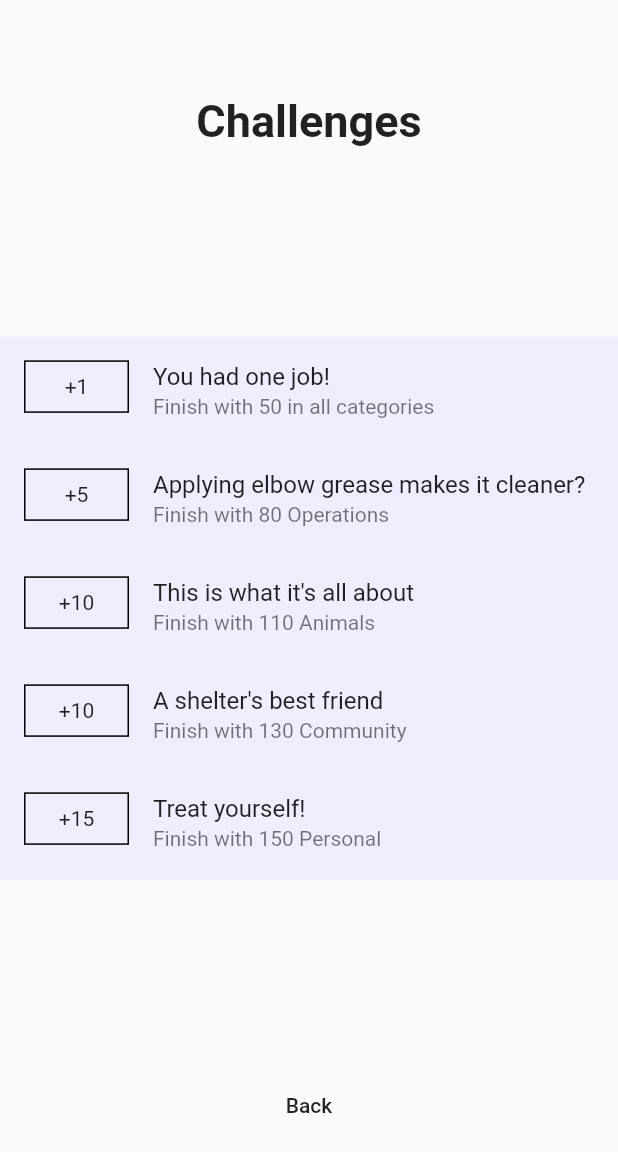
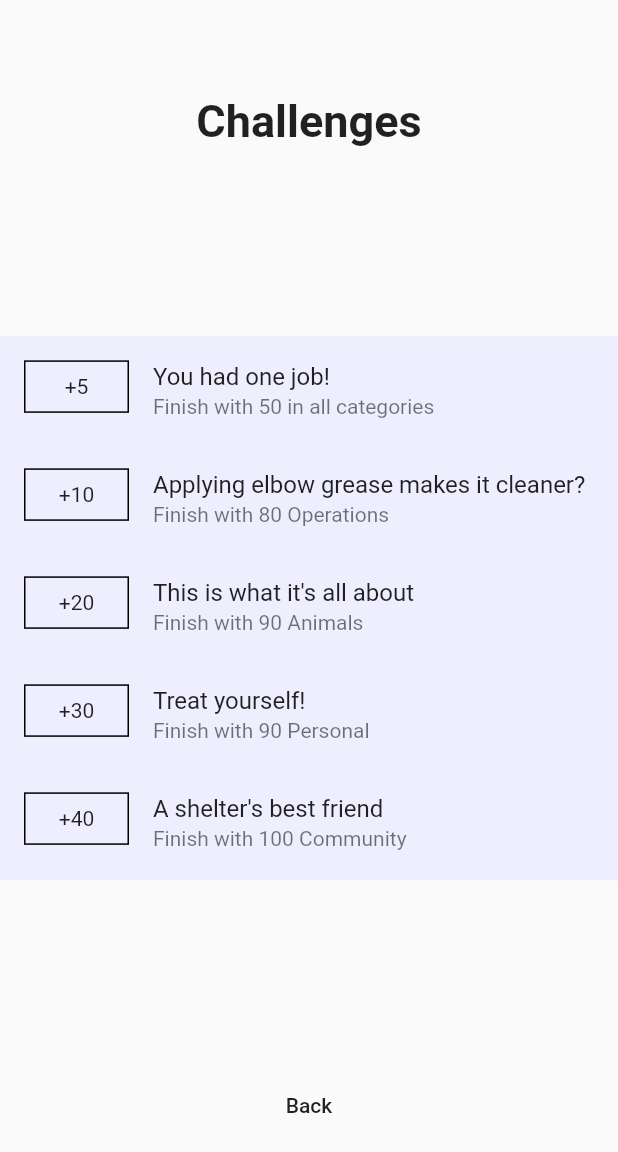
Before and after one commit to kskotheim/shelter_adventure, a Flutter app: the ChallengePage screen opened directly, on a phone screen of 412 x 824 dp. Shown: the top 1152 px of the screen. Run offline on Flutter 3.47's test engine with Material 2 defaults, Android fonts, the phone set to English and light mode, and no system bars; our stand-ins replace shared_preferences; accounts and stored records are empty.

Commit message:
some stuff

```diff
--- a/lib/components/adventure/adventure_logic.dart
+++ b/lib/components/adventure/adventure_logic.dart
@@ -83,6 +83,7 @@ class AdventureLogic {
       // calculate challenges achieved ...
       challengesAchieved = [];
       var categoryRewards = {};
+      int totalReward = 0;
 
       theChallenges.forEach((challenge){
         if(theAdventure.var0 >= challenge.minScores[0] && theAdventure.var1 >= challenge.minScores[1] && theAdventure.var2 >= challenge.minScores[2] && theAdventure.var3 >= challenge.minScores[3]){
@@ -90,7 +91,7 @@ class AdventureLogic {
           categoryRewards.putIfAbsent(challenge.category, () => {'reward': 0, 'challenge': {}});
 
           if (challenge.category == 'none') {
-            categoryRewards[challenge.category]['reward'] += challenge.reward;
+            totalReward += challenge.reward;
             challengesAchieved.add(challenge);
           } else {
             if (challenge.reward > categoryRewards[challenge.category]['reward']) {
@@ -101,7 +102,6 @@ class AdventureLogic {
         }
       });
 
-      int totalReward = 0;
       categoryRewards.forEach((categoryName, categoryReward){
         if (categoryName != 'none') {
             totalReward += categoryReward['reward'];
--- a/lib/components/adventure/game_over.dart
+++ b/lib/components/adventure/game_over.dart
@@ -55,6 +55,7 @@ class GameOverPage extends StatelessWidget {
                   <Widget>[
                     Text("\nNone")
                   ] :
+
               adventureLogic.challengesAchieved.map(
                 (challenge) {
                   return Padding(
@@ -77,6 +78,7 @@ class GameOverPage extends StatelessWidget {
                   );
                 },
               ).toList(),
+
             )
           ]
         ),
--- a/lib/components/challenge/challenge.dart
+++ b/lib/components/challenge/challenge.dart
@@ -17,7 +17,7 @@ final List<Challenge> theChallenges = [
     name: 'You had one job!',
     description: 'Finish with 50 in all categories',
     minScores: [50, 50, 50, 50],
-    reward: 1,
+    reward: 5,
     category: 'none',
   ),
   Challenge(
@@ -25,38 +25,38 @@ final List<Challenge> theChallenges = [
     name: 'Applying elbow grease makes it cleaner?',
     description: 'Finish with 80 Operations',
     minScores: [80, 0, 0, 0],
-    reward: 5,
+    reward: 10,
     category: 'Operations',
   ),
   Challenge(
     id: '2',
     name: 'This is what it\'s all about',
-    description: 'Finish with 110 Animals',
-    minScores: [0, 110, 0, 0],
-    reward: 10,
+    description: 'Finish with 90 Animals',
+    minScores: [0, 90, 0, 0],
+    reward: 20,
     category: 'Animals',
   ),
   Challenge(
     id: '3',
+    name: 'Treat yourself!',
+    description: 'Finish with 90 Personal',
+    minScores: [0, 0, 0, 90],
+    reward: 30,
+    category: 'Personal',
+  ),
+  Challenge(
+    id: '4',
     name: 'A shelter\'s best friend',
-    description: 'Finish with 130 Community',
-    minScores: [0, 0, 130, 0],
-    reward: 10,
+    description: 'Finish with 100 Community',
+    minScores: [0, 0, 100, 0],
+    reward: 40,
     category: 'Community',
   ),
   Challenge(
-    id: '4',
-    name: 'Treat yourself!',
-    description: 'Finish with 150 Personal',
-    minScores: [0, 0, 0, 150],
-    reward: 15,
-    category: 'Personal',
-  ),
-  Challenge(
     id: '5',
-    name: 'Feeling well rounded?',
-    description: 'Finish with 100 in all categories',
-    minScores: [100, 100, 100, 100],
+    name: 'C\'s get degrees!',
+    description: 'Finish with 75 in all categories',
+    minScores: [75, 75, 75, 75],
     reward: 50,
     category: 'All',
   ),
--- a/lib/components/inventory/inventory.dart
+++ b/lib/components/inventory/inventory.dart
@@ -12,7 +12,7 @@ class Inventory {
   static const String INVENTORY_SIZE = 'Inventory_Size';
   static const String EQUIPPED_ITEM_IDS = 'Equipped_Item_Ids';
   static const String UNLOCKED_ITEMS = 'Unlocked_Items';
-  static const int BASE_INVENTORY_SIZE = 1;
+  static const int BASE_INVENTORY_SIZE = 2;
   static const List<String> BASE_UNLOCKED_INVENTORY = [];
 
   int inventorySize;
```
Also changed, not shown: lib/components/inventory/item_list.dart (+47 -38 lines).
